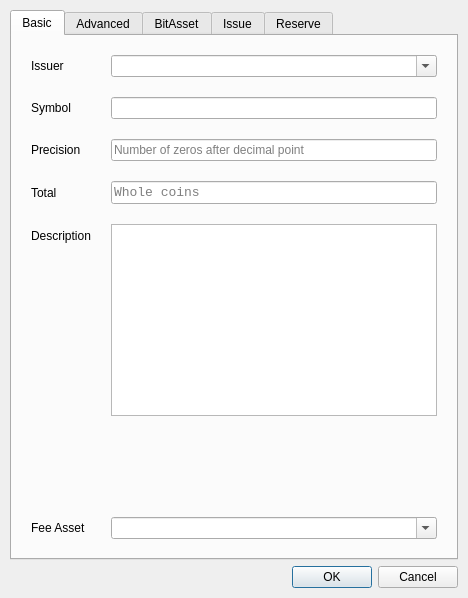
Qt form bitsharesqt/createasset.ui (jhtitor/citadel) before a commit.
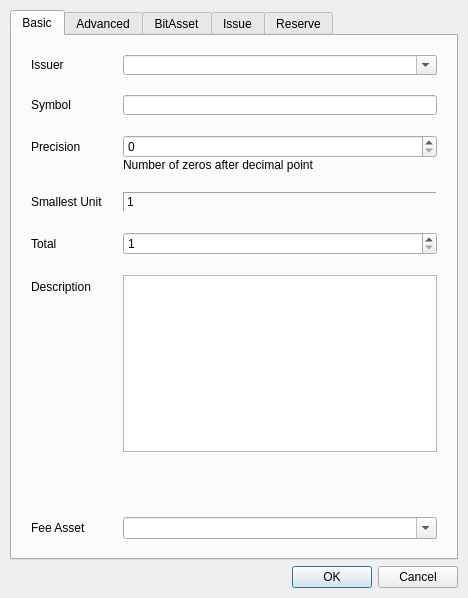
The same form after that commit. The open tabs and pages were chosen to show the change. Icons and pictures are not drawn.

Commit message: Make improvements to CreateAsset interface.

Diff of the .ui file:
```diff
--- a/bitsharesqt/createasset.ui
+++ b/bitsharesqt/createasset.ui
@@ -116,62 +116,24 @@
            </property>
           </widget>
          </item>
-         <item row="2" column="1">
-          <widget class="QLineEdit" name="precisionEdit">
-           <property name="minimumSize">
-            <size>
-             <width>0</width>
-             <height>20</height>
-            </size>
-           </property>
-           <property name="inputMask">
-            <string/>
-           </property>
-           <property name="placeholderText">
-            <string>Number of zeros after decimal point</string>
-           </property>
-          </widget>
-         </item>
-         <item row="3" column="0">
+         <item row="4" column="0">
           <widget class="QLabel" name="label_4">
            <property name="text">
             <string>Total</string>
            </property>
           </widget>
          </item>
-         <item row="3" column="1">
-          <widget class="QLineEdit" name="totalEdit">
-           <property name="minimumSize">
-            <size>
-             <width>0</width>
-             <height>20</height>
-            </size>
-           </property>
-           <property name="font">
-            <font>
-             <family>Monospace</family>
-             <pointsize>10</pointsize>
-            </font>
-           </property>
-           <property name="locale">
-            <locale language="C" country="AnyCountry"/>
-           </property>
-           <property name="placeholderText">
-            <string>Whole coins</string>
-           </property>
-          </widget>
-         </item>
-         <item row="4" column="0">
+         <item row="5" column="0">
           <widget class="QLabel" name="label_5">
            <property name="text">
             <string>Description</string>
            </property>
           </widget>
          </item>
-         <item row="4" column="1">
-          <widget class="QPlainTextEdit" name="descriptionPlain"/>
-         </item>
          <item row="5" column="1">
+          <widget class="QPlainTextEdit" name="descriptionPlain"/>
+         </item>
+         <item row="6" column="1">
           <spacer name="verticalSpacer_2">
            <property name="orientation">
             <enum>Qt::Vertical</enum>
@@ -184,20 +146,83 @@
            </property>
           </spacer>
          </item>
-         <item row="6" column="1">
+         <item row="7" column="1">
           <widget class="QComboBox" name="feeAsset">
            <property name="editable">
             <bool>true</bool>
            </property>
           </widget>
          </item>
-         <item row="6" column="0">
+         <item row="7" column="0">
           <widget class="QLabel" name="feeAssetLabel">
            <property name="text">
             <string>Fee Asset</string>
            </property>
           </widget>
          </item>
+         <item row="3" column="0">
+          <widget class="QLabel" name="label_21">
+           <property name="text">
+            <string>Smallest Unit</string>
+           </property>
+          </widget>
+         </item>
+         <item row="2" column="1">
+          <layout class="QVBoxLayout" name="verticalLayout_7">
+           <property name="spacing">
+            <number>0</number>
+           </property>
+           <property name="sizeConstraint">
+            <enum>QLayout::SetMinimumSize</enum>
+           </property>
+           <item>
+            <widget class="QSpinBox" name="precisionEdit">
+             <property name="maximum">
+              <number>12</number>
+             </property>
+            </widget>
+           </item>
+           <item>
+            <widget class="QLabel" name="label_22">
+             <property name="text">
+              <string>Number of zeros after decimal point</string>
+             </property>
+            </widget>
+           </item>
+          </layout>
+         </item>
+         <item row="3" column="1">
+          <widget class="QLabel" name="atomicUnit">
+           <property name="minimumSize">
+            <size>
+             <width>0</width>
+             <height>20</height>
+            </size>
+           </property>
+           <property name="frameShape">
+            <enum>QFrame::Panel</enum>
+           </property>
+           <property name="frameShadow">
+            <enum>QFrame::Sunken</enum>
+           </property>
+           <property name="text">
+            <string>1</string>
+           </property>
+          </widget>
+         </item>
+         <item row="4" column="1">
+          <widget class="QDoubleSpinBox" name="totalEdit">
+           <property name="suffix">
+            <string/>
+           </property>
+           <property name="decimals">
+            <number>0</number>
+           </property>
+           <property name="minimum">
+            <double>1.000000000000000</double>
+           </property>
+          </widget>
+         </item>
         </layout>
        </item>
       </layout>
@@ -253,7 +278,7 @@
          <item row="2" column="0">
           <widget class="QLabel" name="label_12">
            <property name="text">
-            <string>Market Fee (percent)</string>
+            <string>Market Fee</string>
            </property>
           </widget>
          </item>
@@ -262,6 +287,9 @@
            <property name="buttonSymbols">
             <enum>QAbstractSpinBox::NoButtons</enum>
            </property>
+           <property name="suffix">
+            <string> %</string>
+           </property>
            <property name="maximum">
             <number>100</number>
            </property>
@@ -284,6 +312,15 @@
              <property name="buttonSymbols">
               <enum>QAbstractSpinBox::NoButtons</enum>
              </property>
+             <property name="decimals">
+              <number>5</number>
+             </property>
+             <property name="minimum">
+              <double>0.000010000000000</double>
+             </property>
+             <property name="maximum">
+              <double>100000.000000000000000</double>
+             </property>
             </widget>
            </item>
            <item>
@@ -362,7 +399,7 @@
           <item row="0" column="0">
            <widget class="QLabel" name="label_6">
             <property name="text">
-             <string>Feed Lifetime (seconds)</string>
+             <string>Feed Lifetime</string>
             </property>
            </widget>
           </item>
@@ -371,6 +408,9 @@
             <property name="buttonSymbols">
              <enum>QAbstractSpinBox::NoButtons</enum>
             </property>
+            <property name="suffix">
+             <string> seconds</string>
+            </property>
             <property name="maximum">
              <number>999999999</number>
             </property>
@@ -405,7 +445,7 @@
           <item row="2" column="0">
            <widget class="QLabel" name="label_14">
             <property name="text">
-             <string>Force Settlement Offset (percent)</string>
+             <string>Force Settlement Offset</string>
             </property>
            </widget>
           </item>
@@ -414,6 +454,9 @@
             <property name="buttonSymbols">
              <enum>QAbstractSpinBox::NoButtons</enum>
             </property>
+            <property name="suffix">
+             <string> %</string>
+            </property>
             <property name="maximum">
              <number>100</number>
             </property>
@@ -456,7 +499,7 @@
           <item row="3" column="0">
            <widget class="QLabel" name="label_17">
             <property name="text">
-             <string>Force Settlement Delay (seconds)</string>
+             <string>Force Settlement Delay</string>
             </property>
            </widget>
           </item>
@@ -465,6 +508,9 @@
             <property name="buttonSymbols">
              <enum>QAbstractSpinBox::NoButtons</enum>
             </property>
+            <property name="suffix">
+             <string> seconds</string>
+            </property>
             <property name="maximum">
              <number>999999999</number>
             </property>
```
Left out of the diff: 2 changed lines with no effect on the pictures. The commit also changes 1 other file.
